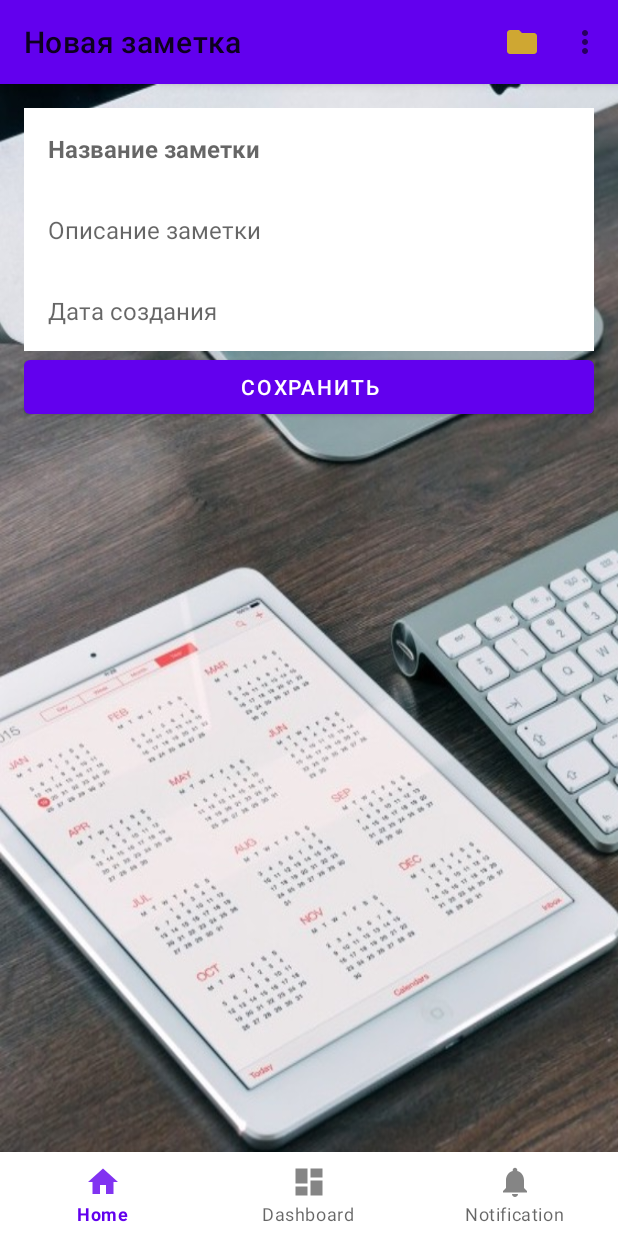
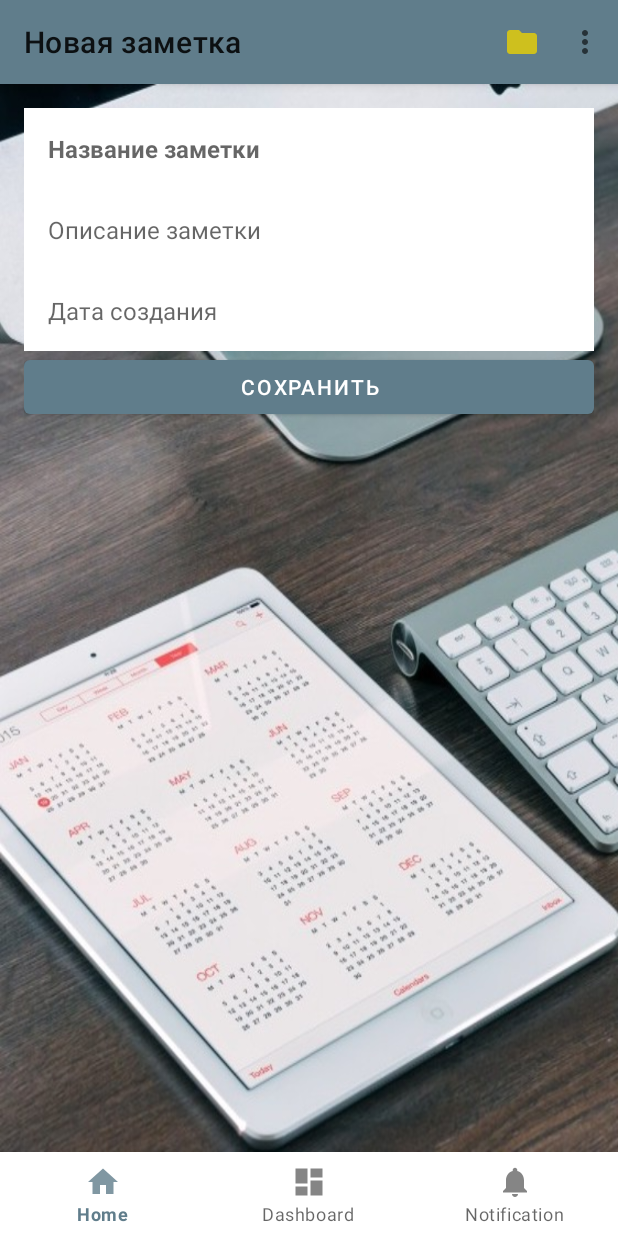
Before and after one commit to Tati1909/Fragment, an Android app: the screen it shows after launch (MainActivity), after a tap on "НОВАЯ ЗАМЕТКА", on a phone screen of 412 x 824 dp. Run offline under Robolectric (Android 15) with nearby library versions, the phone set to English and light mode, and no system bars; our stand-ins replace Firebase (no records; nobody signed in at launch, a user with empty details on screens opened directly).

Commit message:
Сделала серую темку

```diff
--- a/app/src/main/res/values/colors.xml
+++ b/app/src/main/res/values/colors.xml
@@ -9,4 +9,7 @@
     <color name="white">#FFFFFFFF</color>
     <color name="color_button_new_a_note">#FFEB3B</color>
     <color name="background_frame_layout">#00BCD4</color>
+    <color name="blue_gray_300">#90a4ae</color>
+    <color name="blue_gray_500">#607d8b</color>
+    <color name="blue_gray_700">#455a64</color>
 </resources>
--- a/app/src/main/res/values/themes.xml
+++ b/app/src/main/res/values/themes.xml
@@ -2,8 +2,8 @@
     <!-- Base application theme. -->
     <style name="Theme.Fragment" parent="Theme.MaterialComponents.DayNight.NoActionBar">
         <!-- Primary brand color. -->
-        <item name="colorPrimary">@color/purple_500</item>
-        <item name="colorPrimaryVariant">@color/purple_700</item>
+        <item name="colorPrimary">@color/blue_gray_500</item>
+        <item name="colorPrimaryVariant">@color/blue_gray_700</item>
         <item name="colorOnPrimary">@color/white</item>
         <!-- Secondary brand color. -->
         <item name="colorSecondary">@color/teal_200</item>
```
